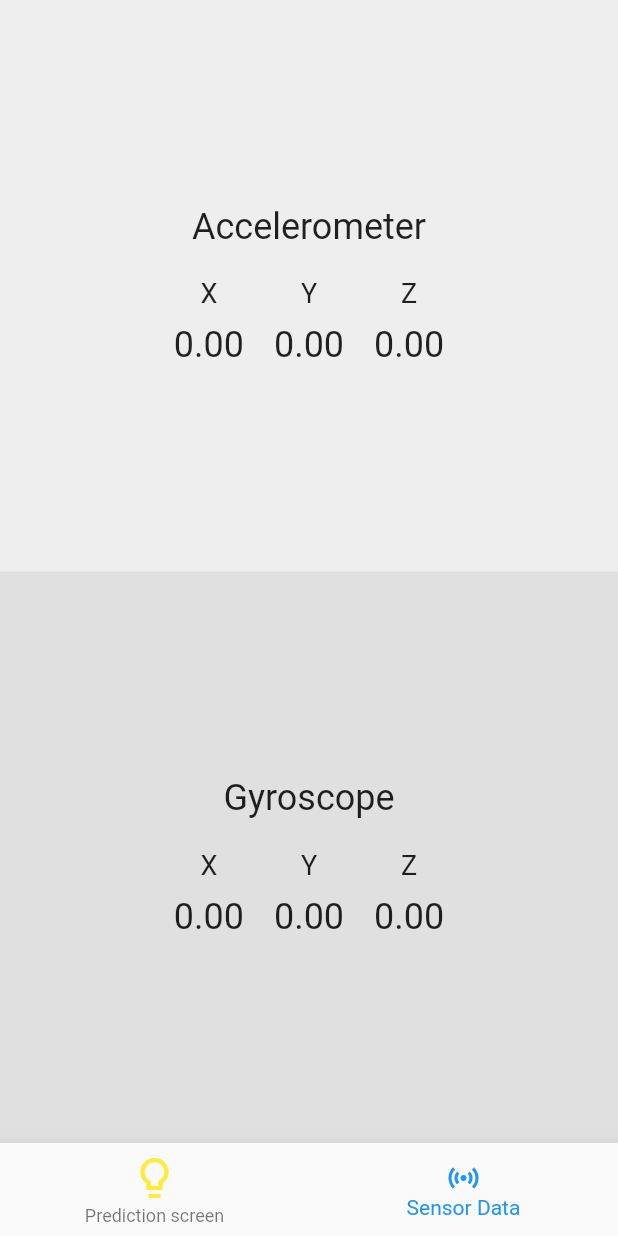
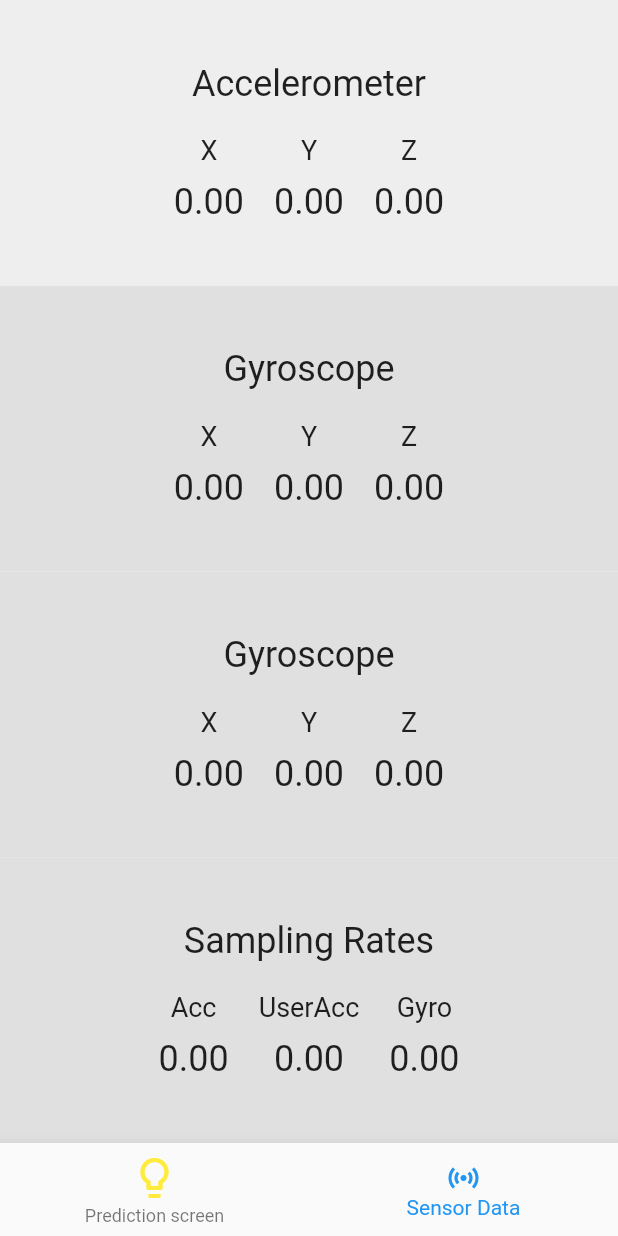
Before and after one commit to pierrepicaud/better-name-pending, a Flutter app: the screen it shows after launch, item 2 of the bottom bar chosen, on a phone screen of 412 x 824 dp. Run offline on Flutter 3.47's test engine with Material 2 defaults, Android fonts, the phone set to English and light mode, and no system bars; our stand-ins replace sensors_plus; missing offline and left inert: tflite_flutter, tflite_flutter_helper; project files that could hold a hidden picture were left out.

Commit message:
Add sampling rate to sensor data screen

```diff
--- a/lib/sensor_display/sensor_data_screen.dart
+++ b/lib/sensor_display/sensor_data_screen.dart
@@ -1,5 +1,8 @@
+// ignore_for_file: avoid_print
+
 import 'package:flutter/material.dart';
 import 'package:sensors_plus/sensors_plus.dart';
+import '../prediction/classifier/sensors_data.dart';
 
 class SensorDataScreen extends StatefulWidget {
   @override
@@ -9,12 +12,27 @@ class SensorDataScreen extends StatefulWidget {
 class _SensorDataScreenState extends State<SensorDataScreen> {
   List<double>? _accelerometerValues;
   List<double>? _gyroscopeValues;
+  List<double>? _userAccelerometerValues;
+
+  List<AccelerometerEvent> recordedAccelerometerEvent = [];
+  List<UserAccelerometerEvent> recordedUserAccelerometerEvent = [];
+  List<GyroscopeEvent> recoreddGyroscopeEvent = [];
+
+  late double accelerometerSamplingRate;
+  late double userAccelerometerSamplingRate;
+  late double gyroscopeSamplingRate;
+
+  bool thereIsStillTime = false;
 
   @override
   void initState() {
     super.initState();
     _accelerometerValues = <double>[0, 0, 0];
     _gyroscopeValues = <double>[0, 0, 0];
+    _userAccelerometerValues = <double>[0, 0, 0];
+    accelerometerSamplingRate = 0;
+    userAccelerometerSamplingRate = 0;
+    gyroscopeSamplingRate = 0;
     _activateSensors();
   }
 
@@ -22,6 +40,7 @@ class _SensorDataScreenState extends State<SensorDataScreen> {
   void dispose() {
     super.dispose();
     _deactivateSensors();
+    _updateSamplingRate();
   }
 
   void _activateSensors() {
@@ -36,11 +55,54 @@ class _SensorDataScreenState extends State<SensorDataScreen> {
         _gyroscopeValues = <double>[event.x, event.y, event.z];
       });
     });
+
+    userAccelerometerEvents.listen((UserAccelerometerEvent event) {
+      setState(() {
+        _userAccelerometerValues = <double>[event.x, event.y, event.z];
+      });
+    });
   }
 
   void _deactivateSensors() {
     accelerometerEvents.drain();
     gyroscopeEvents.drain();
+  }
+
+  double calculateSamplingRate(int numberOfSamples, int timeInMilliseconds) {
+    double timeInSeconds = timeInMilliseconds / 1000.0;
+    return numberOfSamples / timeInSeconds;
+  }
+
+  void _updateSamplingRate() {
+    countDown();
+    while (thereIsStillTime) {
+      accelerometerEvents.listen((AccelerometerEvent event) {
+        recordedAccelerometerEvent.add(event);
+      });
+      // [AccelerometerEvent (x: 0.0, y: 9.8, z: 0.0)]
+
+      userAccelerometerEvents.listen((UserAccelerometerEvent event) {
+        recordedUserAccelerometerEvent.add(event);
+      });
+      // [UserAccelerometerEvent (x: 0.0, y: 0.0, z: 0.0)]
+
+      gyroscopeEvents.listen((GyroscopeEvent event) {
+        recoreddGyroscopeEvent.add(event);
+      });
+    }
+
+    setState(() {
+      accelerometerSamplingRate =
+          calculateSamplingRate(recordedAccelerometerEvent.length, 2560);
+    });
+    setState(() {
+      userAccelerometerSamplingRate =
+          calculateSamplingRate(recordedUserAccelerometerEvent.length, 2560);
+    });
+    setState(() {
+      gyroscopeSamplingRate =
+          calculateSamplingRate(recoreddGyroscopeEvent.length, 2560);
+    });
   }
 
   @override
@@ -91,11 +153,62 @@ class _SensorDataScreenState extends State<SensorDataScreen> {
                   Row(
                     mainAxisAlignment: MainAxisAlignment.center,
                     children: [
+                      _buildSensorValue('X', _userAccelerometerValues?[0]),
+                      const SizedBox(width: 20),
+                      _buildSensorValue('Y', _userAccelerometerValues?[1]),
+                      const SizedBox(width: 20),
+                      _buildSensorValue('Z', _userAccelerometerValues?[2]),
+                    ],
+                  ),
+                ],
+              ),
+            ),
+          ),
+          Expanded(
+            child: Container(
+              color: Colors.grey[300],
+              child: Column(
+                mainAxisAlignment: MainAxisAlignment.center,
+                children: [
+                  const Text(
+                    'Gyroscope',
+                    style: TextStyle(fontSize: 24),
+                  ),
+                  const SizedBox(height: 20),
+                  Row(
+                    mainAxisAlignment: MainAxisAlignment.center,
+                    children: [
                       _buildSensorValue('X', _gyroscopeValues?[0]),
                       const SizedBox(width: 20),
                       _buildSensorValue('Y', _gyroscopeValues?[1]),
                       const SizedBox(width: 20),
                       _buildSensorValue('Z', _gyroscopeValues?[2]),
+                    ],
+                  ),
+                ],
+              ),
+            ),
+          ),
+          Expanded(
+            child: Container(
+              color: Colors.grey[300],
+              child: Column(
+                mainAxisAlignment: MainAxisAlignment.center,
+                children: [
+                  const Text(
+                    'Sampling Rates',
+                    style: TextStyle(fontSize: 24),
+                  ),
+                  const SizedBox(height: 20),
+                  Row(
+                    mainAxisAlignment: MainAxisAlignment.center,
+                    children: [
+                      _buildSensorValue('Acc', accelerometerSamplingRate),
+                      const SizedBox(width: 20),
+                      _buildSensorValue(
+                          'UserAcc', userAccelerometerSamplingRate),
+                      const SizedBox(width: 20),
+                      _buildSensorValue('Gyro', gyroscopeSamplingRate),
                     ],
                   ),
                 ],
@@ -112,12 +225,12 @@ class _SensorDataScreenState extends State<SensorDataScreen> {
       children: [
         Text(
           label,
-          style: TextStyle(fontSize: 18),
+          style: const TextStyle(fontSize: 18),
         ),
         const SizedBox(height: 10),
         Text(
           value?.toStringAsFixed(2) ?? 'N/A',
-          style: TextStyle(fontSize: 24),
+          style: const TextStyle(fontSize: 24),
         ),
       ],
     );
```
Also changed, not shown: lib/prediction/classifier/classifier.dart (+44 -13 lines), lib/prediction/classifier/get_sensors_data.dart (deleted, +0 -51 lines), lib/prediction/classifier/get_sensors_data_old.dart (added, +48 -0 lines), lib/prediction/classifier/sensors_data.dart (added, +55 -0 lines), lib/prediction/widget/prediction_screen.dart (+27 -5 lines).
